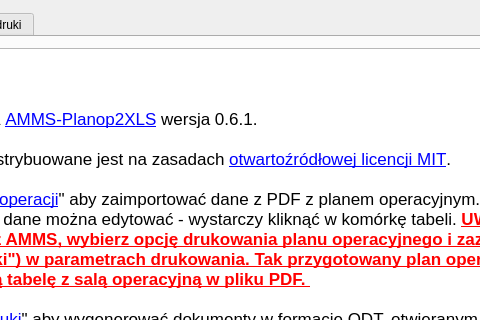
First picture: the form in amms_planop2xls/mainwindow.ui, repository mpasternak/amms-planop2xls, before the edit; both pictures show x 256 to 736 and y 0 to 320 of the 914 by 676 pixel window.
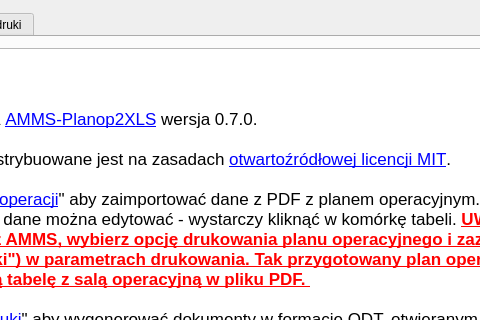
Second picture: the form after the edit. The open tabs and pages were chosen to show the change. Icons and pictures are not drawn.

The edit to the form file:
```diff
--- a/amms_planop2xls/mainwindow.ui
+++ b/amms_planop2xls/mainwindow.ui
@@ -40,7 +40,7 @@
 &lt;/style&gt;&lt;/head&gt;&lt;body style=&quot; font-family:'.SF NS Text'; font-size:13pt; font-weight:400; font-style:normal;&quot;&gt;
 &lt;p style=&quot; margin-top:0px; margin-bottom:0px; margin-left:0px; margin-right:0px; -qt-block-indent:0; text-indent:0px;&quot;&gt;&lt;span style=&quot; font-size:18pt; font-weight:600;&quot;&gt;Instrukcja obsługi&lt;/span&gt;&lt;/p&gt;
 &lt;p style=&quot;-qt-paragraph-type:empty; margin-top:0px; margin-bottom:0px; margin-left:0px; margin-right:0px; -qt-block-indent:0; text-indent:0px; font-size:18pt; font-weight:600;&quot;&gt;&lt;br /&gt;&lt;/p&gt;
-&lt;p style=&quot; margin-top:0px; margin-bottom:0px; margin-left:0px; margin-right:0px; -qt-block-indent:0; text-indent:0px;&quot;&gt;Korzystasz z oprogramowania &lt;a href=&quot;https://github.com/mpasternak/amms-planop2xls&quot;&gt;&lt;span style=&quot; text-decoration: underline; color:#0000ff;&quot;&gt;AMMS-Planop2XLS&lt;/span&gt;&lt;/a&gt; wersja 0.6.1. &lt;/p&gt;
+&lt;p style=&quot; margin-top:0px; margin-bottom:0px; margin-left:0px; margin-right:0px; -qt-block-indent:0; text-indent:0px;&quot;&gt;Korzystasz z oprogramowania &lt;a href=&quot;https://github.com/mpasternak/amms-planop2xls&quot;&gt;&lt;span style=&quot; text-decoration: underline; color:#0000ff;&quot;&gt;AMMS-Planop2XLS&lt;/span&gt;&lt;/a&gt; wersja 0.7.0. &lt;/p&gt;
 &lt;p style=&quot;-qt-paragraph-type:empty; margin-top:0px; margin-bottom:0px; margin-left:0px; margin-right:0px; -qt-block-indent:0; text-indent:0px;&quot;&gt;&lt;br /&gt;&lt;/p&gt;
 &lt;p style=&quot; margin-top:0px; margin-bottom:0px; margin-left:0px; margin-right:0px; -qt-block-indent:0; text-indent:0px;&quot;&gt;Niniejsze oprogramowanie dystrybuowane jest na zasadach &lt;a href=&quot;https://pl.wikipedia.org/wiki/Licencja_MIT&quot;&gt;&lt;span style=&quot; text-decoration: underline; color:#0000ff;&quot;&gt;otwartoźródłowej licencji MIT&lt;/span&gt;&lt;/a&gt;. &lt;/p&gt;
 &lt;p style=&quot;-qt-paragraph-type:empty; margin-top:0px; margin-bottom:0px; margin-left:0px; margin-right:0px; -qt-block-indent:0; text-indent:0px;&quot;&gt;&lt;br /&gt;&lt;/p&gt;
```
